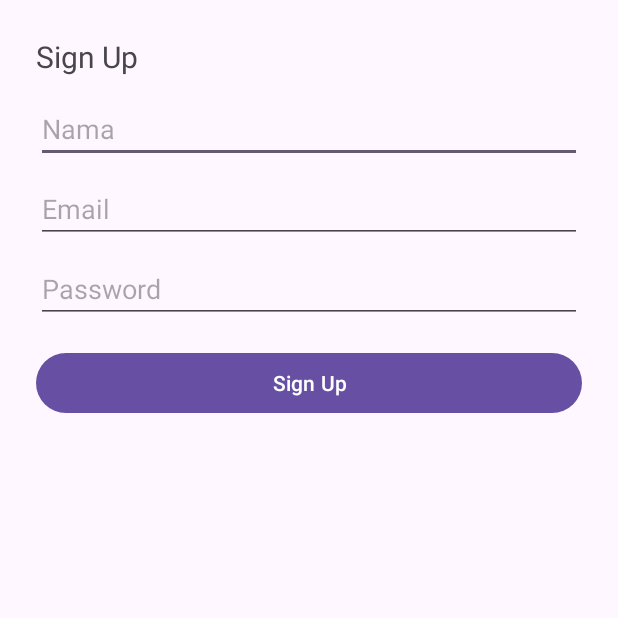
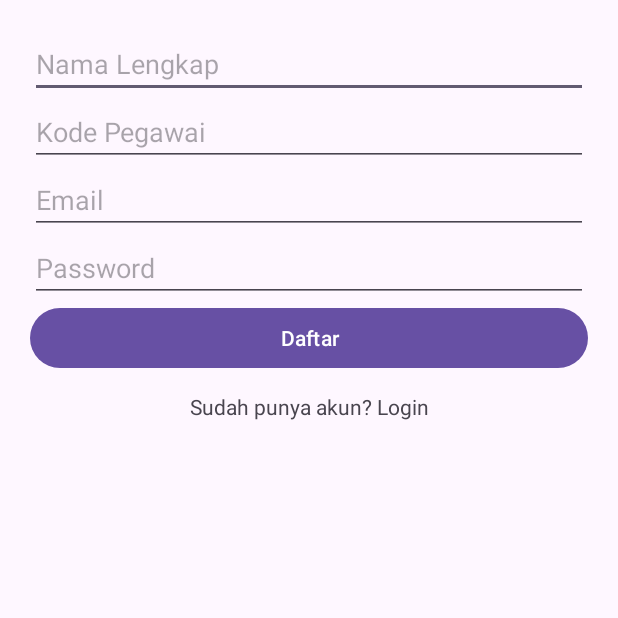
Before and after one commit to YaredMordechai/Projek_MAP, an Android app: the SignupActivity screen opened directly, with no data from a screen before it, on a phone screen of 412 x 824 dp, the top half of it. Run offline under Robolectric (Android 15) with nearby library versions, the phone set to English and light mode, and no system bars.

Commit message:
Update Welcome,Login,Signup page,sama logout di profilfragment (tanpa database)

```diff
--- a/app/src/main/AndroidManifest.xml
+++ b/app/src/main/AndroidManifest.xml
@@ -32,7 +32,6 @@
             android:exported="true">
             <intent-filter>
                 <action android:name="android.intent.action.MAIN" />
-
                 <category android:name="android.intent.category.LAUNCHER" />
             </intent-filter>
         </activity>
--- a/app/src/main/res/layout/activity_signup.xml
+++ b/app/src/main/res/layout/activity_signup.xml
@@ -1,44 +1,30 @@
-<?xml version="1.0" encoding="utf-8"?>
 <ScrollView xmlns:android="http://schemas.android.com/apk/res/android"
     android:layout_width="match_parent" android:layout_height="match_parent">
+    <LinearLayout
+        android:orientation="vertical" android:padding="20dp"
+        android:layout_width="match_parent" android:layout_height="wrap_content">
 
-    <LinearLayout
-        android:orientation="vertical"
-        android:padding="24dp"
-        android:layout_width="match_parent"
-        android:layout_height="wrap_content">
+        <EditText android:id="@+id/etNama" android:hint="Nama Lengkap"
+            android:layout_width="match_parent" android:layout_height="wrap_content"/>
 
-        <TextView android:text="Sign Up" android:textSize="20sp"
-            android:layout_width="wrap_content" android:layout_height="wrap_content"/>
+        <EditText android:id="@+id/etKodePegawai" android:hint="Kode Pegawai"
+            android:layout_width="match_parent" android:layout_height="wrap_content"/>
 
-        <EditText
-            android:id="@+id/etNama"
-            android:hint="Nama"
+        <EditText android:id="@+id/etEmail" android:hint="Email"
+            android:layout_width="match_parent" android:layout_height="wrap_content"/>
+
+        <EditText android:id="@+id/etPassword" android:hint="Password"
+            android:inputType="textPassword"
+            android:layout_width="match_parent" android:layout_height="wrap_content"/>
+
+        <Button android:id="@+id/btnSignup" android:text="Daftar"
+            android:layout_width="match_parent" android:layout_height="wrap_content"/>
+
+        <TextView android:id="@+id/tvLogin"
+            android:text="Sudah punya akun? Login"
+            android:textAlignment="center"
+            android:layout_marginTop="12dp"
             android:layout_width="match_parent"
-            android:layout_height="wrap_content"
-            android:layout_marginTop="12dp"/>
-
-        <EditText
-            android:id="@+id/etEmail"
-            android:hint="Email"
-            android:inputType="textEmailAddress"
-            android:layout_width="match_parent"
-            android:layout_height="wrap_content"
-            android:layout_marginTop="8dp"/>
-
-        <EditText
-            android:id="@+id/etPassword"
-            android:hint="Password"
-            android:inputType="textPassword"
-            android:layout_width="match_parent"
-            android:layout_height="wrap_content"
-            android:layout_marginTop="8dp"/>
-
-        <Button
-            android:id="@+id/btnSignup"
-            android:text="Sign Up"
-            android:layout_width="match_parent"
-            android:layout_height="wrap_content"
-            android:layout_marginTop="16dp"/>
+            android:layout_height="wrap_content" />
     </LinearLayout>
 </ScrollView>
```
Also changed, not shown: app/src/main/java/com/example/projek_map/EditProfilFragment.kt (+18 -12 lines), app/src/main/java/com/example/projek_map/MainActivity.kt (+6 -9 lines), app/src/main/java/com/example/projek_map/ProfilFragment.kt (+15 -8 lines), app/src/main/java/com/example/projek_map/api/ApiService.kt (+0 -17 lines), app/src/main/java/com/example/projek_map/data/UserDummy.kt (added, +16 -0 lines), app/src/main/java/com/example/projek_map/model/User.kt (deleted, +0 -8 lines), app/src/main/java/com/example/projek_map/model/UserResponse.kt (deleted, +0 -7 lines), app/src/main/java/com/example/projek_map/ui/LoginActivity.kt (+19 -36 lines), app/src/main/java/com/example/projek_map/ui/SignupActivity.kt (+22 -22 lines), app/src/main/java/com/example/projek_map/ui/WelcomeActivity.kt (+17 -9 lines), app/src/main/java/com/example/projek_map/utils/PrefManager.kt (added, +32 -0 lines), app/src/main/res/anim/fade_in_zoom.xml (added, +19 -0 lines), app/src/main/res/layout/activity_login.xml (+21 -41 lines), app/src/main/res/layout/activity_main.xml (+13 -11 lines), 1 more files.
